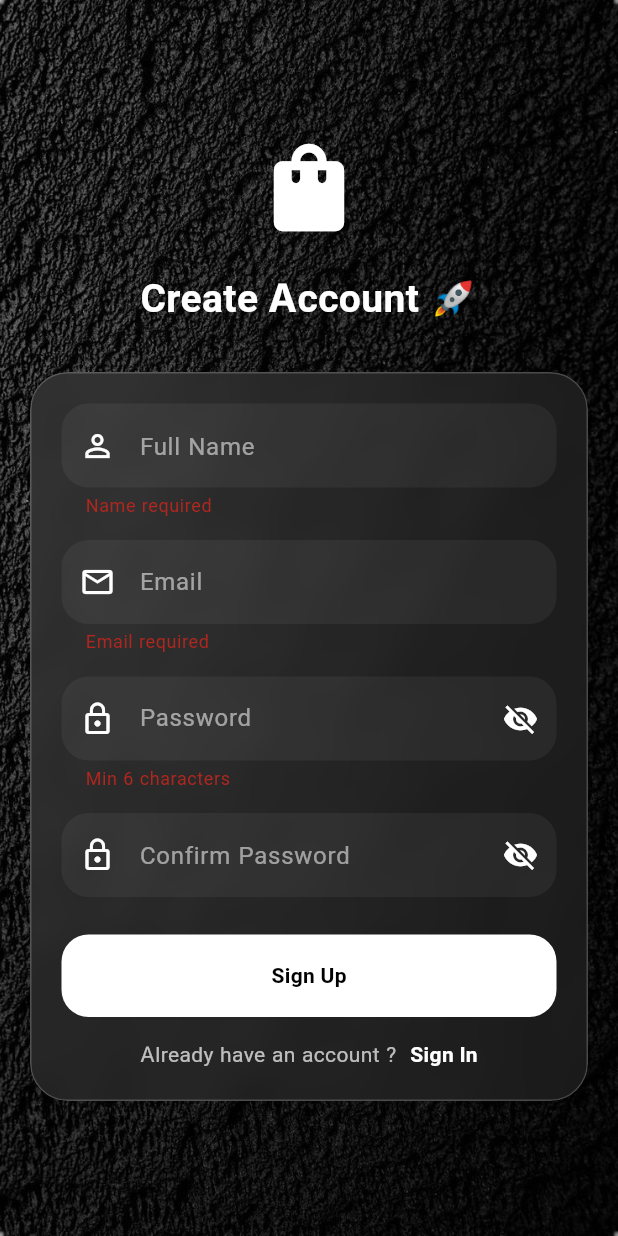
After one commit to YassineDvP25/ecommerce_app, a Flutter app: the SignUpScreen screen opened by its route, after a tap on "Sign Up", on a phone screen of 412 x 824 dp. The commit adds this screen. Run offline on Flutter 3.47's test engine with Material 3 defaults, Android fonts, the phone set to English and light mode, and no system bars; our stand-ins replace animate_do, bloc, easy_localization, equatable, flutter_bloc, flutter_credit_card and 3 more; Roboto replaces fonts that are missing (SofiaSans).

Commit message:
feat(auth): add signup screen and update authentication routing- Added SignupScreen under auth feature- Updated LoginScreen structure- Updated routes and app_router configuration for auth flowExtends authentication flow with signup support.

```diff
--- a/lib/core/routes/app_router.dart
+++ b/lib/core/routes/app_router.dart
@@ -1,3 +1,4 @@
+import 'package:ecommerce/features/auth/signup/view/signup_screen.dart';
 import 'package:ecommerce/features/cart/views/cart_screen.dart';
 import 'package:ecommerce/features/checkout/cubit/checkout_cubit.dart';
 import 'package:ecommerce/features/checkout/views/checkout_screen.dart';
@@ -65,10 +66,13 @@ class AppRouter {
           },
         );
       case Routes.login:
+      return _buildRoute(const LoginScreen(), settings);
+
+      case Routes.signup:
         return PageRouteBuilder(
           settings: settings,
           transitionDuration: const Duration(milliseconds: 500),
-          pageBuilder: (_, __, ___) => const LoginScreen(),
+          pageBuilder: (_, __, ___) => const SignUpScreen(),
           transitionsBuilder: (_, animation, __, child) {
             final fade = CurvedAnimation(
               parent: animation,
--- a/lib/core/routes/routes.dart
+++ b/lib/core/routes/routes.dart
@@ -8,7 +8,7 @@ class Routes {
   static const String cart = '/cart';
   static const String checkout = '/checkout';
   static const String login = '/login';
-  static const String register = '/register';
+  static const String signup = '/signup';
   static const String profile = '/profile';
   static const String settings = '/settings';
 }
--- a/lib/features/auth/login/view/login_screen.dart
+++ b/lib/features/auth/login/view/login_screen.dart
@@ -1,4 +1,6 @@
 import 'dart:ui';
+import 'package:ecommerce/core/routes/app_router.dart';
+import 'package:ecommerce/core/routes/routes.dart';
 import 'package:ecommerce/features/auth/login/widgets/custom_submit_btn.dart';
 import 'package:ecommerce/features/auth/login/widgets/social_buttons.dart';
 import 'package:flutter/material.dart';
@@ -154,14 +156,42 @@ class _LoginScreenState extends State<LoginScreen>
                             const SizedBox(height: 25),
 
                             /// LOGIN BUTTON
-                            CustomSubmitBtn(text: 'Login', onPressed: () {}),
+                            CustomSubmitBtn(
+                              text: 'Login',
+                              onPressed: () async {
+                                if (!formKey.currentState!.validate()) return;
+
+                                setState(() {
+                                  loading = true;
+                                  success = false;
+                                });
+
+                                await Future.delayed(
+                                  const Duration(seconds: 2),
+                                );
+
+                                setState(() {
+                                  loading = false;
+                                  success = true;
+                                });
+
+                                /// 🔥 الانتقال بعد النجاح
+                                await Future.delayed(
+                                  const Duration(milliseconds: 800),
+                                );
+
+                                if (mounted) {
+                                  Navigator.pop(context);
+                                }
+                              },
+                            ),
                           ],
                         ),
                       ),
                       SizedBox(height: 90),
                       SocialButtons(),
                       // you have not an account? sign up
-                      const SizedBox(height: 20),
+                      const SizedBox(height: 30),
                       Row(
                         mainAxisAlignment: MainAxisAlignment.center,
                         children: [
@@ -173,6 +203,10 @@ class _LoginScreenState extends State<LoginScreen>
                           GestureDetector(
                             onTap: () {
                               // Navigate to sign up screen
+                              AppRouter.navigateAndReplace(
+                                context,
+                                Routes.signup,
+                              );
                             },
                             child: const Text(
                               "Sign Up",
--- /dev/null
+++ b/lib/features/auth/signup/view/signup_screen.dart
@@ -0,0 +1,327 @@
+import 'dart:ui';
+import 'package:ecommerce/core/routes/app_router.dart';
+import 'package:ecommerce/core/routes/routes.dart';
+import 'package:flutter/material.dart';
+
+class SignUpScreen extends StatefulWidget {
+  const SignUpScreen({super.key});
+
+
+
+  @override
+  State<SignUpScreen> createState() => _SignUpScreenState();
+}
+
+class _SignUpScreenState extends State<SignUpScreen>
+    with SingleTickerProviderStateMixin {
+
+  final nameController = TextEditingController();
+  final emailController = TextEditingController();
+  final passwordController = TextEditingController();
+  final confirmController = TextEditingController();
+
+  final formKey = GlobalKey<FormState>();
+
+  bool obscure = true;
+  bool obscureConfirm = true;
+
+  bool loading = false;
+  bool success = false;
+
+  late AnimationController bgController;
+
+  @override
+  void initState() {
+    super.initState();
+
+    bgController = AnimationController(
+      vsync: this,
+      duration: const Duration(seconds: 8),
+    )..repeat();
+  }
+
+  @override
+  void dispose() {
+    bgController.dispose();
+    super.dispose();
+  }
+
+  @override
+  Widget build(BuildContext context) {
+
+    return Scaffold(
+      body: Stack(
+        children: [
+          /// BACKGROUND
+            Positioned.fill(
+            child: Image.asset("assets/images/s.jpeg", fit: BoxFit.cover),
+          ),
+
+          /// CONTENT
+          SafeArea(
+            child: Center(
+              child: SingleChildScrollView(
+                padding: const EdgeInsets.all(20),
+
+                child: Form(
+                  key: formKey,
+
+                  child: Column(
+                    children: [
+
+                      /// HERO LOGO
+                      Hero(
+                        tag: "appLogo",
+                        child: const Icon(
+                          Icons.shopping_bag,
+                          size: 70,
+                          color: Colors.white,
+                        ),
+                      ),
+
+                      const SizedBox(height: 20),
+
+                      const Text(
+                        "Create Account 🚀",
+                        style: TextStyle(
+                          fontSize: 26,
+                          fontWeight: FontWeight.bold,
+                          color: Colors.white,
+                        ),
+                      ),
+
+                      const SizedBox(height: 30),
+
+                      /// CARD
+                      glassCard(
+                        child: Column(
+                          children: [
+
+                            /// NAME
+                            customField(
+                              controller: nameController,
+                              hint: "Full Name",
+                              icon: Icons.person_outline,
+                              validator: (v) =>
+                                  v!.isEmpty ? "Name required" : null,
+                            ),
+
+                            const SizedBox(height: 15),
+
+                            /// EMAIL
+                            customField(
+                              controller: emailController,
+                              hint: "Email",
+                              icon: Icons.email_outlined,
+                              validator: (v) {
+                                if (v == null || v.isEmpty) {
+                                  return "Email required";
+                                }
+                                if (!v.contains("@")) {
+                                  return "Invalid email";
+                                }
+                                return null;
+                              },
+                            ),
+
+                            const SizedBox(height: 15),
+
+                            /// PASSWORD
+                            customField(
+                              controller: passwordController,
+                              hint: "Password",
+                              icon: Icons.lock_outline,
+                              obscureText: obscure,
+                              validator: (v) {
+                                if (v == null || v.length < 6) {
+                                  return "Min 6 characters";
+                                }
+                                return null;
+                              },
+                              suffix: togglePass(() {
+                                setState(() => obscure = !obscure);
+                              }, obscure),
+                            ),
+
+                            const SizedBox(height: 15),
+
+                            /// CONFIRM
+                            customField(
+                              controller: confirmController,
+                              hint: "Confirm Password",
+                              icon: Icons.lock_outline,
+                              obscureText: obscureConfirm,
+                              validator: (v) {
+                                if (v != passwordController.text) {
+                                  return "Passwords do not match";
+                                }
+                                return null;
+                              },
+                              suffix: togglePass(() {
+                                setState(() =>
+                                    obscureConfirm = !obscureConfirm);
+                              }, obscureConfirm),
+                            ),
+
+                            const SizedBox(height: 25),
+
+                            /// BUTTON
+                            signupButton(),
+
+                            const SizedBox(height: 15),
+
+                            /// BACK TO LOGIN
+                            Row(
+                        mainAxisAlignment: MainAxisAlignment.center,
+                        children: [
+                          const Text(
+                            "Already have an account ? ",
+                            style: TextStyle(color: Colors.white70),
+                          ),
+                          const SizedBox(width: 5),
+                          GestureDetector(
+                            onTap: () {
+                              // Navigate to sign up screen
+                              AppRouter.navigateAndReplace(context, Routes.login);
+                            },
+                            child: const Text(
+                              "Sign In",
+                              style: TextStyle(
+                                color: Colors.white,
+                                fontWeight: FontWeight.bold,
+                              ),
+                            ),
+                          ),
+                        ],
+                      ),
+                          ],
+                        ),
+                      ),
+                    ],
+                  ),
+                ),
+              ),
+            ),
+          ),
+        ],
+      ),
+    );
+  }
+
+  /// BUTTON
+  Widget signupButton() {
+    return GestureDetector(
+      onTap: () async {
+
+        if (!formKey.currentState!.validate()) return;
+
+        setState(() {
+          loading = true;
+          success = false;
+        });
+
+        await Future.delayed(const Duration(seconds: 2));
+
+        setState(() {
+          loading = false;
+          success = true;
+        });
+
+        await Future.delayed(const Duration(milliseconds: 800));
+
+        if (mounted) Navigator.pop(context);
+      },
+
+      child: AnimatedContainer(
+        duration: const Duration(milliseconds: 300),
+
+        height: 55,
+        width: double.infinity,
+
+        decoration: BoxDecoration(
+          color: success ? Colors.green : Colors.white,
+          borderRadius: BorderRadius.circular(18),
+        ),
+
+        child: Center(
+          child: AnimatedSwitcher(
+            duration: const Duration(milliseconds: 300),
+            child: loading
+                ? const CircularProgressIndicator(
+                    strokeWidth: 2,
+                    color: Colors.black,
+                  )
+                : success
+                    ? const Icon(Icons.check, color: Colors.white)
+                    : const Text(
+                        "Sign Up",
+                        style: TextStyle(
+                          color: Colors.black,
+                          fontWeight: FontWeight.bold,
+                        ),
+                      ),
+          ),
+        ),
+      ),
+    );
+  }
+
+  /// FIELD
+  Widget customField({
+    required TextEditingController controller,
+    required String hint,
+    required IconData icon,
+    bool obscureText = false,
+    Widget? suffix,
+    String? Function(String?)? validator,
+  }) {
+    return TextFormField(
+      controller: controller,
+      obscureText: obscureText,
+      validator: validator,
+
+      style: const TextStyle(color: Colors.white),
+
+      decoration: InputDecoration(
+        hintText: hint,
+        hintStyle: const TextStyle(color: Colors.white54),
+        prefixIcon: Icon(icon, color: Colors.white),
+        suffixIcon: suffix,
+        filled: true,
+        fillColor: Colors.white.withOpacity(.05),
+        border: OutlineInputBorder(
+          borderRadius: BorderRadius.circular(18),
+          borderSide: BorderSide.none,
+        ),
+      ),
+    );
+  }
+
+  Widget togglePass(VoidCallback onTap, bool obscure) {
+    return IconButton(
+      icon: Icon(
+        obscure ? Icons.visibility_off : Icons.visibility,
+        color: Colors.white,
+      ),
+      onPressed: onTap,
+    );
+  }
+
+  Widget glassCard({required Widget child}) {
+    return ClipRRect(
+      borderRadius: BorderRadius.circular(25),
+      child: BackdropFilter(
+        filter: ImageFilter.blur(sigmaX: 12, sigmaY: 12),
+        child: Container(
+          padding: const EdgeInsets.all(20),
+          decoration: BoxDecoration(
+            color: Colors.white.withOpacity(.08),
+            borderRadius: BorderRadius.circular(25),
+            border: Border.all(color: Colors.white.withOpacity(.2)),
+          ),
+          child: child,
+        ),
+      ),
+    );
+  }
+}
```
